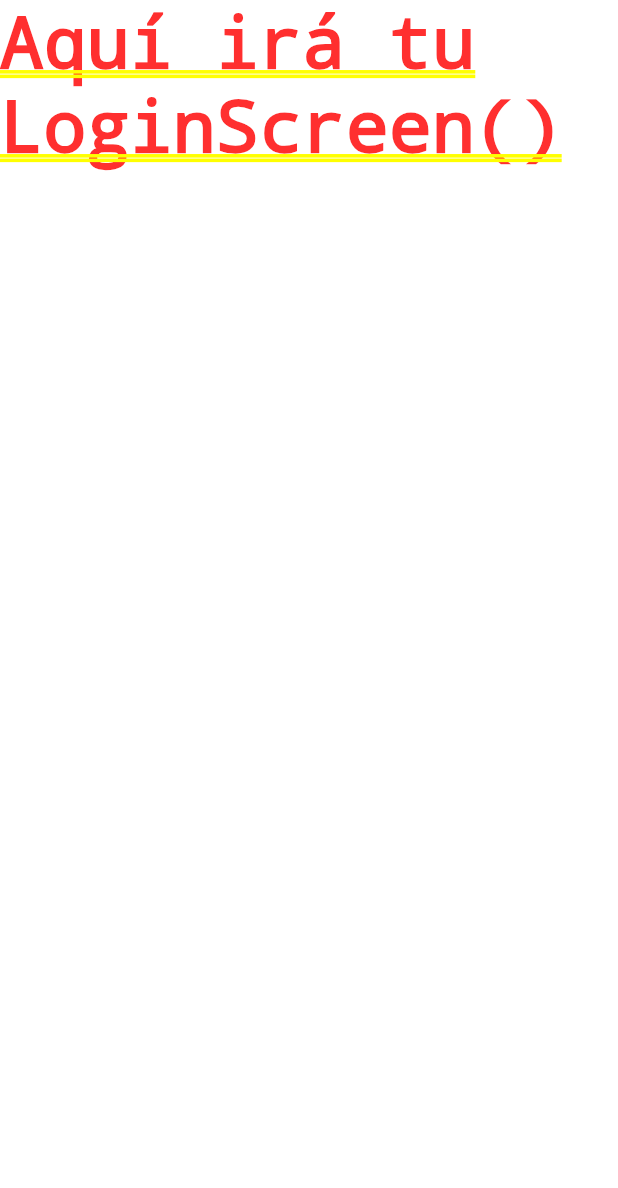
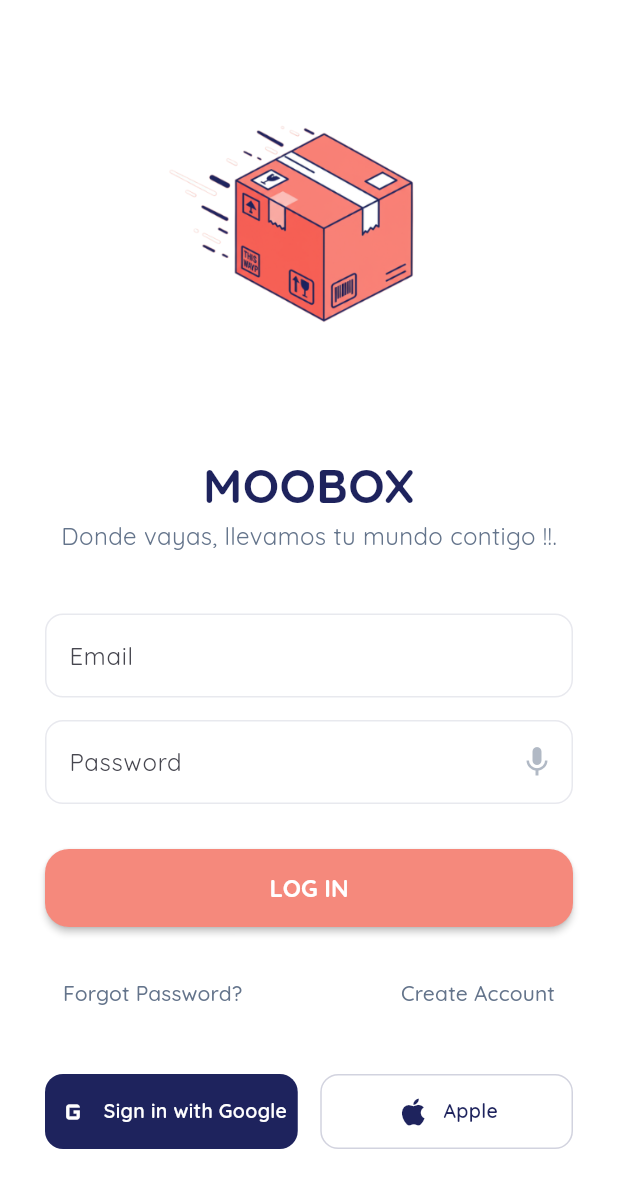
Before and after one commit to KRToS12/my_moobox_app, a Flutter app: the screen it shows after launch, on a phone screen of 412 x 824 dp. Shown: the top 1188 px of the screen. Run offline on Flutter 3.47's test engine with Material 3 defaults, Android fonts, the phone set to English and light mode, and no system bars; our stand-ins replace flutter_dotenv, google_fonts, supabase_flutter; accounts and stored records are empty.

Commit message:
login y register sin back

```diff
--- a/lib/features/auth/presentation/screens/login_screen.dart
+++ b/lib/features/auth/presentation/screens/login_screen.dart
@@ -0,0 +1,177 @@
+import 'package:flutter/material.dart';
+import 'package:google_fonts/google_fonts.dart';
+import '/app.dart';
+import '../../../../core/theme/app_colors.dart';
+import 'package:my_moobox_app/data/repositories/auth_repository.dart';
+import 'register_screen.dart';
+
+class LoginScreen extends StatefulWidget {
+  const LoginScreen({super.key});
+
+  @override
+  State<LoginScreen> createState() => _LoginScreenState();
+}
+
+class _LoginScreenState extends State<LoginScreen> {
+  final _emailController = TextEditingController();
+  final _passwordController = TextEditingController();
+  bool _isLoading = false;
+
+  void _handleLogin() async {
+    if (_emailController.text.isEmpty || _passwordController.text.isEmpty) return;
+
+    setState(() => _isLoading = true);
+    try {
+      final authRepo = AuthRepository();
+      final rol = await authRepo.login(
+        _emailController.text.trim(),
+        _passwordController.text.trim(),
+      );
+      // El AuthWrapper detectará el cambio y redirigirá al dashboard
+    } catch (e) {
+      ScaffoldMessenger.of(context).showSnackBar(
+        const SnackBar(content: Text("Error al iniciar sesión"), backgroundColor: AppColors.error),
+      );
+    } finally {
+      if (mounted) setState(() => _isLoading = false);
+    }
+  }
+
+  @override
+  Widget build(BuildContext context) {
+    return Scaffold(
+      backgroundColor: AppColors.white,
+      body: SafeArea(
+        child: SingleChildScrollView(
+          padding: const EdgeInsets.symmetric(horizontal: 30.0),
+          child: Column(
+            children: [
+              const SizedBox(height: 40),
+
+              // LOGO OFICIAL DE MOOBOX
+              Image.asset(
+                'assets/images/LOGOsf.png',
+                height: 220,
+                fit: BoxFit.contain,
+              ),
+
+              const SizedBox(height: 40), // Espacio antes de los campos de texto
+
+              // Título y Subtítulo
+              Text(
+                "MOOBOX",
+                style: GoogleFonts.quicksand(
+                  fontSize: 32,
+                  fontWeight: FontWeight.bold,
+                  color: AppColors.primaryBlue
+                )
+              ),
+              Text(
+                "Donde vayas, llevamos tu mundo contigo !!.",
+                style: GoogleFonts.quicksand(
+                  fontSize: 16,
+                  color: AppColors.textSecondary
+                )
+              ),
+              const SizedBox(height: 40),
+
+              // Campos de Texto
+              TextField(
+                controller: _emailController,
+                decoration: const InputDecoration(
+                  hintText: "Email",
+                  prefixIcon: null, // Diseño limpio de la imagen
+                ),
+              ),
+              const SizedBox(height: 15),
+              TextField(
+                controller: _passwordController,
+                obscureText: true,
+                decoration: InputDecoration(
+                  hintText: "Password",
+                  suffixIcon: Icon(Icons.mic, color: AppColors.textSecondary.withOpacity(0.5)),
+                ),
+              ),
+              const SizedBox(height: 30),
+
+              // Botón de Login
+              _isLoading
+                ? const CircularProgressIndicator()
+                : SizedBox(
+                    width: double.infinity,
+                    child: ElevatedButton(
+                      onPressed: _handleLogin,
+                      child: const Text("LOG IN"),
+                    ),
+                  ),
+
+              const SizedBox(height: 20),
+
+              // Links de Acción
+              Row(
+                mainAxisAlignment: MainAxisAlignment.spaceBetween,
+                children: [
+                  TextButton(
+                    onPressed: () {},
+                    child: const Text("Forgot Password?", style: TextStyle(color: AppColors.textSecondary))
+                  ),
+                  TextButton(
+                    onPressed: () {
+                      Navigator.push(context, MaterialPageRoute(builder: (context) => const RegisterScreen()));
+                    },
+                    child: const Text("Create Account", style: TextStyle(color: AppColors.textSecondary))
+                  ),
+                ],
+              ),
+              const SizedBox(height: 30),
+
+              // Botones Sociales
+              Row(
+                children: [
+                  Expanded(
+                    child: _socialButton(
+                      text: "Sign in with Google",
+                      color: AppColors.primaryBlue,
+                      textColor: Colors.white,
+                      icon: Icons.g_mobiledata,
+                    ),
+                  ),
+                  const SizedBox(width: 15),
+                  Expanded(
+                    child: _socialButton(
+                      text: "Apple",
+                      color: Colors.white,
+                      textColor: AppColors.primaryBlue,
+                      icon: Icons.apple,
+                      hasBorder: true,
+                    ),
+                  ),
+                ],
+              ),
+              const SizedBox(height: 40),
+            ],
+          ),
+        ),
+      ),
+    );
+  }
+
+  Widget _socialButton({required String text, required Color color, required Color textColor, required IconData icon, bool hasBorder = false}) {
+    return Container(
+      height: 50,
+      decoration: BoxDecoration(
+        color: color,
+        borderRadius: BorderRadius.circular(12),
+        border: hasBorder ? Border.all(color: AppColors.primaryBlue.withOpacity(0.2)) : null,
+      ),
+      child: Row(
+        mainAxisAlignment: MainAxisAlignment.center,
+        children: [
+          Icon(icon, color: textColor),
+          const SizedBox(width: 8),
+          Text(text, style: TextStyle(color: textColor, fontWeight: FontWeight.w600, fontSize: 13)),
+        ],
+      ),
+    );
+  }
+}
--- a/lib/features/auth/presentation/widgets/auth_wrapper.dart
+++ b/lib/features/auth/presentation/widgets/auth_wrapper.dart
@@ -1,27 +1,51 @@
 import 'package:flutter/material.dart';
 import 'package:supabase_flutter/supabase_flutter.dart';
-// Aquí importarás tus pantallas más adelante
+import '../../../../data/repositories/auth_repository.dart';
+import '../screens/login_screen.dart';
+import '../../presentation/screens/home_screen.dart';
 
 class AuthWrapper extends StatelessWidget {
   const AuthWrapper({super.key});
 
   @override
   Widget build(BuildContext context) {
+    final authRepo = AuthRepository();
+
     return StreamBuilder<AuthState>(
+      // Escucha cambios en el estado de autenticación (Login/Logout)
       stream: Supabase.instance.client.auth.onAuthStateChange,
       builder: (context, snapshot) {
+        // Mostramos carga mientras se recupera la sesión inicial
         if (snapshot.connectionState == ConnectionState.waiting) {
           return const Scaffold(body: Center(child: CircularProgressIndicator()));
         }
 
         final session = snapshot.data?.session;
 
+        // CASO 1: No hay sesión activa -> Pantalla de Login
         if (session == null) {
-          return const Text("Aquí irá tu LoginScreen()"); // Cambiar por tu LoginScreen
-        } else {
-          // Aquí llamaremos a una función para verificar el ROL en las tablas
-          return const Text("Aquí irá tu Dashboard dinámico");
+          return const LoginScreen();
         }
+
+        // CASO 2: Hay sesión -> Consultamos el ROL en las tablas de Supabase
+        return FutureBuilder<String?>(
+          future: authRepo.getUsuarioRol(session.user.id),
+          builder: (context, rolSnapshot) {
+            // Mostramos carga mientras se consulta la base de datos (Operador vs Cliente)
+            if (rolSnapshot.connectionState == ConnectionState.waiting) {
+              return const Scaffold(body: Center(child: CircularProgressIndicator()));
+            }
+
+            // Si se identifica el rol, enviamos al HomeScreen con su interfaz personalizada
+            if (rolSnapshot.hasData && rolSnapshot.data != null) {
+              return HomeScreen(rol: rolSnapshot.data!);
+            }
+
+            // Si hay sesión de Auth pero el usuario no existe en nuestras tablas,
+            // lo mandamos a Login (posiblemente para que termine su registro).
+            return const LoginScreen();
+          },
+        );
       },
     );
   }
--- a/lib/main.dart
+++ b/lib/main.dart
@@ -1,7 +1,7 @@
 import 'package:flutter/material.dart';
 import 'package:supabase_flutter/supabase_flutter.dart';
 import 'package:flutter_dotenv/flutter_dotenv.dart';
-import 'app.dart'; // Importamos el nuevo archivo de la App
+import 'app.dart';
 
 void main() async {
   WidgetsFlutterBinding.ensureInitialized();
```
Also changed, not shown: lib/data/repositories/auth_repository.dart (+51 -16 lines), lib/features/auth/presentation/screens/home_screen.dart (added, +23 -0 lines), lib/features/auth/presentation/screens/register_screen.dart (+180 -0 lines), pubspec.yaml (+14 -15 lines), assets/images/LOGOsf.png (added), 60 other files.
